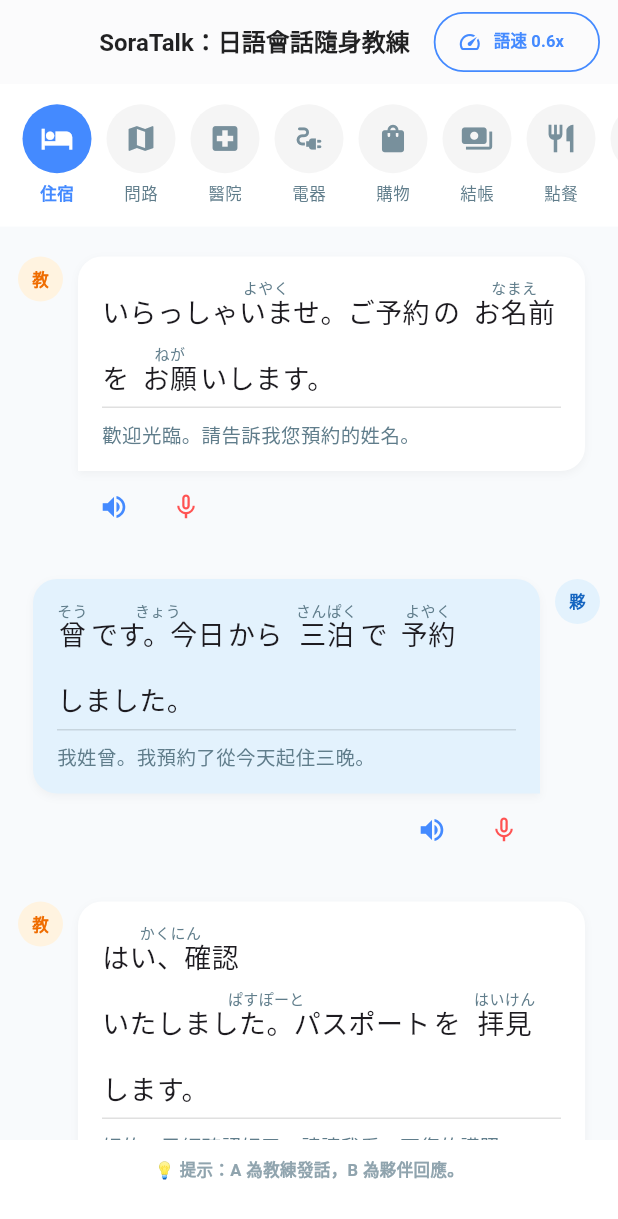
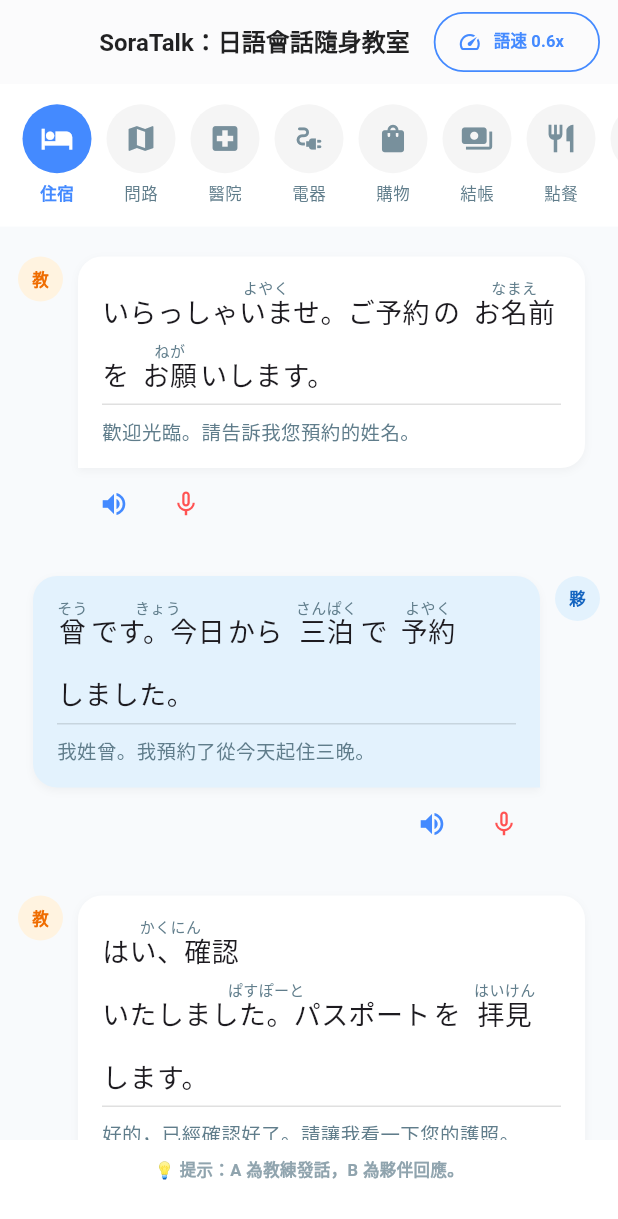
Before and after one commit to pakerm08200704-prog/SoraTalk-V2, a Flutter app: the screen it shows after launch, on a phone screen of 412 x 824 dp. Shown: the top 1219 px of the screen. Run offline on Flutter 3.47's test engine with Material 3 defaults, Android fonts, the phone set to English and light mode, and no system bars; our stand-ins replace audioplayers, flutter_tts; missing offline and left inert: record.

Commit message:
Fix: correct '曾' to [そう], use Japanese punctuation, and optimize Ruby alignment

```diff
--- a/lib/screens/chat_screen.dart
+++ b/lib/screens/chat_screen.dart
@@ -7,7 +7,7 @@ import 'package:record/record.dart';
 
 void main() => runApp(const MaterialApp(debugShowCheckedModeBanner: false, home: ChatScreen()));
 
-// --- 夥伴精校版 10 大題庫資料 ---
+// --- 曾夥伴精校版 (日式標點 + 讀音修正：曾[そう]) ---
 final Map<String, List<Map<String, List<Map<String, String>>>>> dialogueData = {
   '🏨 住宿': [{'lines': [
     {'role': 'A', 'japanese': 'いらっしゃいませ。ご予約[よやく]の お名前[なまえ]を お願[ねが]いします。', 'chinese': '歡迎光臨。請告訴我您預約的姓名。'},
@@ -20,14 +20,14 @@ final Map<String, List<Map<String, List<Map<String, String>>>>> dialogueData = {
     {'role': 'A', 'japanese': 'こんにちは。何[なに]か お困[こま]りですか。', 'chinese': '妳好。有什麼困難嗎？'},
     {'role': 'B', 'japanese': 'はい。東京[とうきょう]タワー[たわー]へ 行[い]きたいですが、道[みち]を 教え[おしえ]て ください。', 'chinese': '是的。我想去東京鐵塔，請告訴我怎麼走。'},
     {'role': 'A', 'japanese': '真っ直ぐ[まっすぐ] 行[い]って、二[ふた]つ目[め]の 角[かど]を 左[ひだり]に 曲[ま]がって ください。', 'chinese': '請直走，在第二個轉角左轉。'},
-    {'role': 'B', 'japanese': '左[ひだり]ですね。歩[ある]いて どのくらい かかりますか。', 'chinese': '左轉對吧。走路大約要多久呢？'},
+    {'role': 'B', 'japanese': '左[ひだり]ですね。步[ある]いて どのくらい かかりますか。', 'chinese': '左轉對吧。走路大約要多久呢？'},
     {'role': 'A', 'japanese': '十分[じゅっぷん]くらいですよ。すぐ 分[わ]かりますよ。', 'chinese': '大約十分鐘喔。馬上就會找到了。'},
   ]}],
   '🏥 醫院': [{'lines': [
     {'role': 'A', 'japanese': 'どうしましたか。どこが 痛[いた]いですか。', 'chinese': '怎麼了呢？哪裡不舒服呢？'},
     {'role': 'B', 'japanese': '昨日[きのう]から 熱[ねつ]が あって、喉[のど]も 痛[いた]いです。', 'chinese': '從昨天開始發燒，喉嚨也很痛。'},
     {'role': 'A', 'japanese': 'そうですか。検査[けんさ]を しましょう。', 'chinese': '這樣啊。我們來做一下檢查吧。'},
-    {'role': 'B', 'japanese': 'はい、お願[ね加]いします。強[つよ]い 藥[くすり]は 飲[の]みたくないです。', 'chinese': '好的，拜託了。我不想吃太強的藥。'},
+    {'role': 'B', 'japanese': 'はい、お願[ねが]いします。強[つよ]い 薬[くすり]は 飲[の]みたくないです。', 'chinese': '好的，拜託了。我不想吃太強的藥。'},
     {'role': 'A', 'japanese': 'わかりました。弱[よわ]い 薬[くすり]を 出[だ]しますね。お大事[だいじ]に。', 'chinese': '明白了。我開比較溫和的藥給你。請保重。'},
   ]}],
   '⚡ 電器': [{'lines': [
@@ -41,13 +41,13 @@ final Map<String, List<Map<String, List<Map<String, String>>>>> dialogueData = {
     {'role': 'A', 'japanese': 'いらっしゃいませ。お菓子[おかし]は いかがですか。', 'chinese': '歡迎光臨。要不要看看點心呢？'},
     {'role': 'B', 'japanese': 'あの、日本[にほん]の お土産[みやげ]を 探[さが]して います。', 'chinese': '那個，我正在找日本的伴手禮。'},
     {'role': 'A', 'japanese': 'こちらが おすすめです。一[ひと]つ 千円[せんえん]です。', 'chinese': '推薦這一款。一個一千日圓。'},
-    {'role': 'B', 'japanese': 'プレゼント[ぷれぜんと]の 包装[ほうそう]も できますか。', 'chinese': '也可以提供禮物包裝嗎？'},
+    {'role': 'B', 'japanese': 'プレゼント[ぷれぜんと]の 包装[ほうそう]也 できますか。', 'chinese': '也可以提供禮物包裝嗎？'},
     {'role': 'A', 'japanese': 'はい、できますよ。少々[しょうしょう] お待[ま]ち ください。', 'chinese': '是的，可以喔。請稍等一下。'},
   ]}],
   '💳 結帳': [{'lines': [
     {'role': 'A', 'japanese': 'いらっしゃいませ。お会計[かいけい]、お願[ねが]いします。', 'chinese': '歡迎光臨。麻煩結帳。'},
     {'role': 'B', 'japanese': 'はい。カード[かーど]で 払[はら]っても いいですか。', 'chinese': '好的。可以用信用卡付錢嗎？'},
-    {'role': 'A', 'japanese': 'はい、使[つか]えますよ。レシート[れしーート]は 必要[ひつよう]ですか。', 'chinese': '是的，可以使用喔。需要收據嗎？'},
+    {'role': 'A', 'japanese': 'はい、使[つか]えますよ。レシート[れしーと]は 必要[ひつよう]ですか。', 'chinese': '是的，可以使用喔。需要收據嗎？'},
     {'role': 'B', 'japanese': 'はい、お願[ねが]いします。袋[ふくろ]も 一[ひと]つ ください。', 'chinese': '是的，拜託了。也請給我一個袋子。'},
     {'role': 'A', 'japanese': '全部[ぜんぶ]で 四千五百円[よんせんごひゃくえん]です。', 'chinese': '總共是 4,500 日圓。'},
   ]}],
@@ -65,9 +65,9 @@ final Map<String, List<Map<String, List<Map<String, String>>>>> dialogueData = {
     {'role': 'A', 'japanese': 'はい、わかりました。良[よ]い 旅[たび]を。', 'chinese': '好的，明白了。祝您旅途愉快。'},
   ]}],
   '🏫 學校': [{'lines': [
-    {'role': 'A', 'japanese': '曾[そら]さん、昨日[きのう]の 宿題[しゅくだい]を 出[だ]して ください。', 'chinese': '曾先生，請交昨天的作業。'},
+    {'role': 'A', 'japanese': '曾[そう]さん、昨日[きのう]の 宿題[しゅくだい]を 出[だ]して ください。', 'chinese': '曾先生，請交昨天的作業。'},
     {'role': 'B', 'japanese': '先生[せんせい]、すみません。家[いえ]に 忘[わす]れて しまいました。', 'chinese': '老師，對不起。我不小心忘在家裡了。'},
-    {'role': 'A', 'japanese': '困[こま]りましたね。今日[きょう]の 午後[ごご] 持[も]って 来[き]て ください。', 'chinese': '這下麻煩了呢。請今天下午帶過來。'},
+    {'role': 'A', 'japanese': '困[こま]りましたね。今日[きょう]の 午後[ごご] 持[も]って 來[き]て ください。', 'chinese': '這下麻煩了呢。請今天下午帶過來。'},
     {'role': 'B', 'japanese': 'はい、わかりました。休み時間[やすみじかん]に 取[と]りに 帰り[かえ]ります。', 'chinese': '是的，我明白了。我休息時間回去拿。'},
   ]}],
   '🏠 居家': [{'lines': [
@@ -151,7 +151,7 @@ class _ChatScreenState extends State<ChatScreen> {
     return Scaffold(
       backgroundColor: const Color(0xFFF8FAFC),
       appBar: AppBar(
-        title: const Text('SoraTalk：日語會話隨身教練', style: TextStyle(color: Colors.black87, fontWeight: FontWeight.bold, fontSize: 16)),
+        title: const Text('SoraTalk：日語會話隨身教室', style: TextStyle(color: Colors.black87, fontWeight: FontWeight.bold, fontSize: 16)),
         backgroundColor: Colors.white, elevation: 0.5, centerTitle: true,
         actions: [
           Center(
@@ -236,9 +236,9 @@ class _ChatScreenState extends State<ChatScreen> {
                     crossAxisAlignment: CrossAxisAlignment.start,
                     children: [
                       Wrap(
-                        runSpacing: 12, // 增加行距，讓換行更清晰
+                        runSpacing: 10,
                         spacing: 2,
-                        crossAxisAlignment: WrapCrossAlignment.end, // 確保所有字體底邊對齊
+                        crossAxisAlignment: WrapCrossAlignment.end,
                         children: _buildCustomRuby(line.japanese)
                       ),
                       const Padding(padding: EdgeInsets.symmetric(vertical: 8), child: Divider(height: 1, color: Colors.black12)),
@@ -263,14 +263,11 @@ class _ChatScreenState extends State<ChatScreen> {
     );
   }
 
-  // --- 解決對齊的核心邏輯 ---
   List<Widget> _buildCustomRuby(String text) {
-    // 正則表達式：捕捉 漢字[注音]、普通字符、或空格
     final RegExp reg = RegExp(r'([^\[\]\s]+)\[([^\[\]]+)\]|(\S+)|(\s+)');
     List<Widget> widgets = [];
     for (var m in reg.allMatches(text)) {
       if (m.group(1) != null) {
-        // [有注音]
         widgets.add(
           IntrinsicWidth(
             child: Column(
@@ -283,20 +280,18 @@ class _ChatScreenState extends State<ChatScreen> {
           )
         );
       } else if (m.group(3) != null) {
-        // [無注音]
         widgets.add(
           IntrinsicWidth(
             child: Column(
               mainAxisSize: MainAxisSize.min,
               children: [
-                const Text('', style: TextStyle(fontSize: 10, height: 1.0)), // 關鍵：加入空佔位確保高度統一
+                const Text('', style: TextStyle(fontSize: 10, height: 1.0)),
                 Text(m.group(3)!, style: const TextStyle(fontSize: 18, height: 1.2)),
               ]
             ),
           )
         );
       } else if (m.group(4) != null) {
-        // 空格處理
         widgets.add(const Text(' ', style: TextStyle(fontSize: 18)));
       }
     }
```
